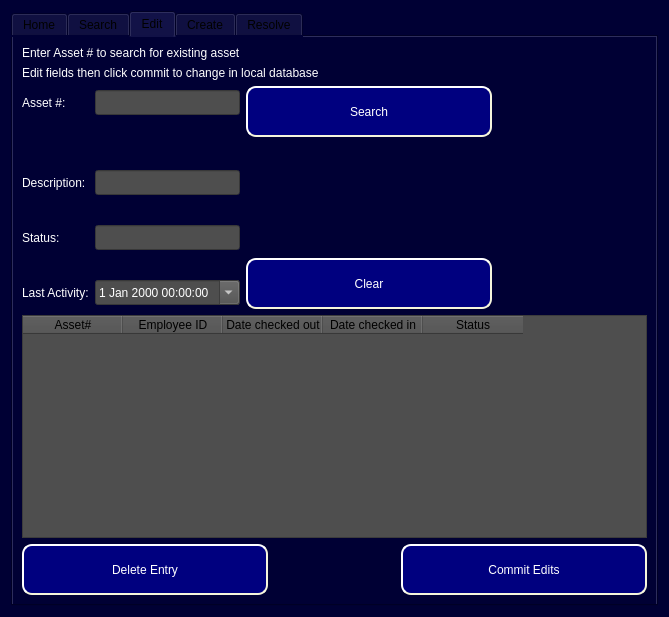
Old version of the form ui/Admin_Level2_Access.ui in the repository Capstone-RFID/Code.
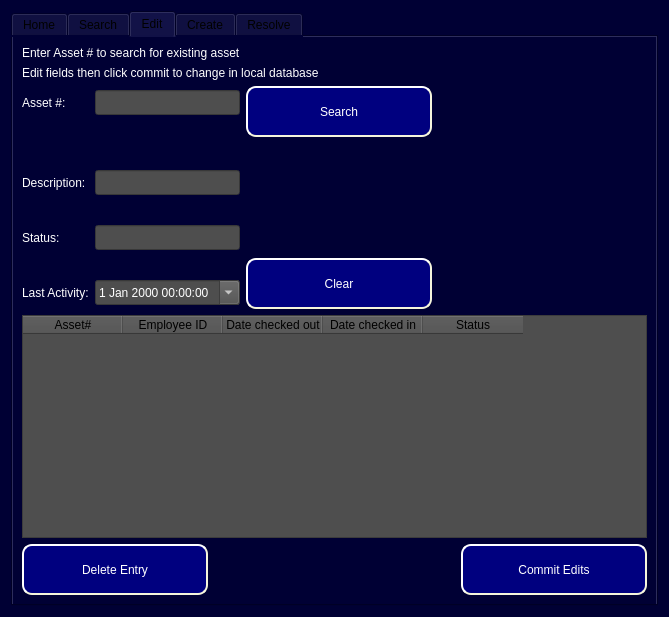
New version of the form. The open tabs and pages were chosen to show the change.

What changed in the file:
```diff
--- a/ui/Admin_Level2_Access.ui
+++ b/ui/Admin_Level2_Access.ui
@@ -814,7 +814,7 @@
               <widget class="QPushButton" name="Edit_Clear_Button">
                <property name="minimumSize">
                 <size>
-                 <width>246</width>
+                 <width>186</width>
                  <height>51</height>
                 </size>
                </property>
@@ -844,7 +844,7 @@
               <widget class="QPushButton" name="Edit_Search_Button">
                <property name="minimumSize">
                 <size>
-                 <width>246</width>
+                 <width>186</width>
                  <height>51</height>
                 </size>
                </property>
@@ -947,7 +947,7 @@
             <widget class="QPushButton" name="Edit_Delete_Entry_Button">
              <property name="minimumSize">
               <size>
-               <width>246</width>
+               <width>186</width>
                <height>51</height>
               </size>
              </property>
@@ -990,7 +990,7 @@
             <widget class="QPushButton" name="Edit_Commit_Edits_Button">
              <property name="minimumSize">
               <size>
-               <width>246</width>
+               <width>186</width>
                <height>51</height>
               </size>
              </property>
```
Left out of the diff: 12 changed lines with no effect on the pictures.
